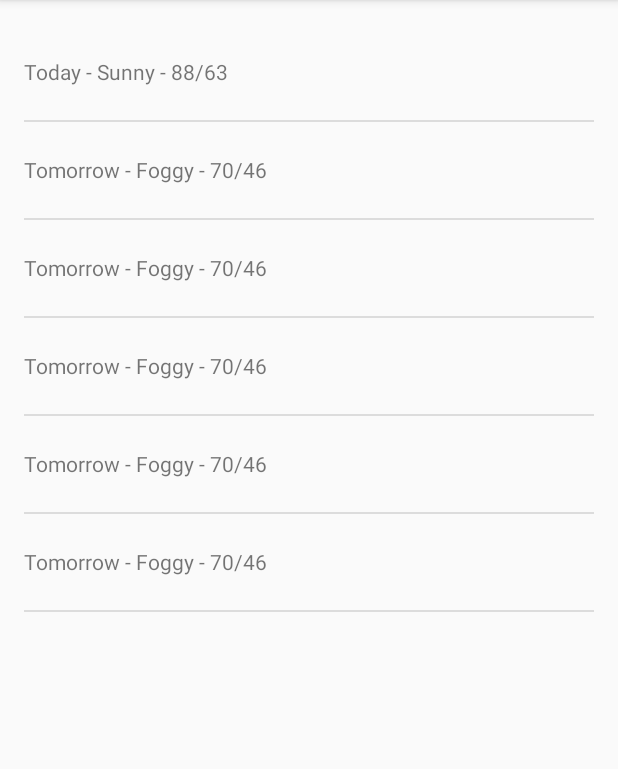
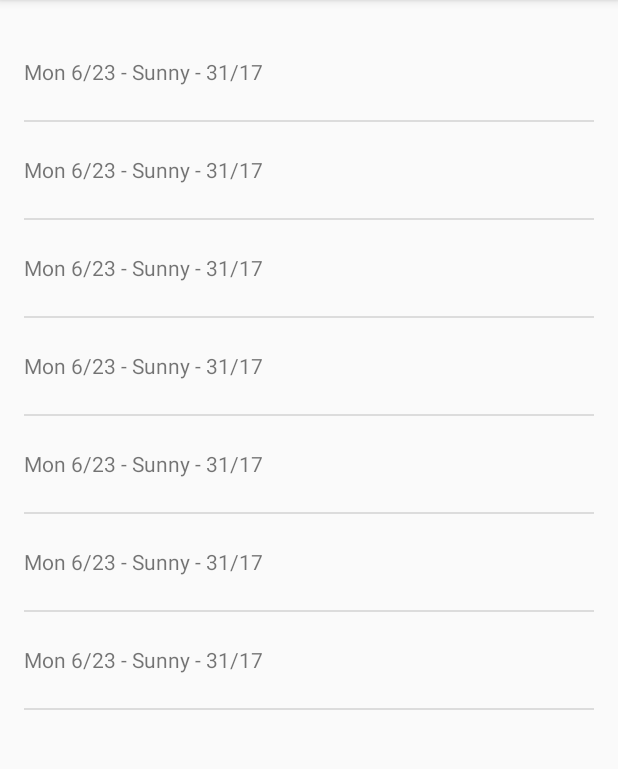
Before and after one commit to RiLaRos/Sunshine, an Android app: the screen it shows after launch (MainActivity), on a phone screen of 412 x 824 dp, the part 84-853 px from its top. Run offline under Robolectric (Android 15) with nearby library versions, the phone set to English and light mode, and no system bars.

```diff
--- a/app/src/main/AndroidManifest.xml
+++ b/app/src/main/AndroidManifest.xml
@@ -1,6 +1,8 @@
 <?xml version="1.0" encoding="utf-8"?>
 <manifest xmlns:android="http://schemas.android.com/apk/res/android"
     package="com.rilaros.courses.udacity.sunshine" >
+
+    <uses-permission android:name="android.permission.INTERNET" />
 
     <application
         android:allowBackup="true"
--- a/app/src/main/java/com/rilaros/courses/udacity/sunshine/MainActivity.java
+++ b/app/src/main/java/com/rilaros/courses/udacity/sunshine/MainActivity.java
@@ -1,22 +1,9 @@
 package com.rilaros.courses.udacity.sunshine;
 
+import android.os.Bundle;
 import android.support.v7.app.ActionBarActivity;
-import android.support.v7.app.ActionBar;
-import android.support.v4.app.Fragment;
-import android.os.Bundle;
-import android.view.LayoutInflater;
 import android.view.Menu;
 import android.view.MenuItem;
-import android.view.View;
-import android.view.ViewGroup;
-import android.os.Build;
-import android.widget.ArrayAdapter;
-import android.widget.ListView;
-
-import java.util.ArrayList;
-import java.util.Arrays;
-import java.util.List;
-
 
 public class MainActivity extends ActionBarActivity {
 
@@ -26,7 +13,7 @@ public class MainActivity extends ActionBarActivity {
         setContentView(R.layout.activity_main);
         if (savedInstanceState == null) {
             getSupportFragmentManager().beginTransaction()
-                    .add(R.id.container, new PlaceholderFragment())
+                    .add(R.id.container, new ForecastFragment())
                     .commit();
         }
     }
@@ -52,44 +39,4 @@ public class MainActivity extends ActionBarActivity {
 
         return super.onOptionsItemSelected(item);
     }
-
-    /**
-     * A placeholder fragment containing a simple view.
-     */
-    public static class PlaceholderFragment extends Fragment {
-
-        public PlaceholderFragment() {
-        }
-
-        @Override
-        public View onCreateView(LayoutInflater inflater, ViewGroup container,
-                                 Bundle savedInstanceState) {
-
-            View rootView = inflater.inflate(R.layout.fragment_main, container, false);
-
-            String[] forecastArray = {
-                    "Today - Sunny - 88/63",
-                    "Tomorrow - Foggy - 70/46",
-                    "Tomorrow - Foggy - 70/46",
-                    "Tomorrow - Foggy - 70/46",
-                    "Tomorrow - Foggy - 70/46",
-                    "Tomorrow - Foggy - 70/46"
-            };
-
-            List<String> weekForecast = new ArrayList<String>(
-                    Arrays.asList(forecastArray)
-            );
-
-            ArrayAdapter<String> adapter = new ArrayAdapter<String>(
-                    getActivity(),
-                    R.layout.list_item_forecast,
-                    R.id.list_item_forecast_textview,
-                    weekForecast);
-
-            ListView listView = (ListView) rootView.findViewById(R.id.listView_forecast);
-            listView.setAdapter(adapter);
-
-            return rootView;
-        }
-    }
 }
--- /dev/null
+++ b/app/src/main/res/menu/forecastfragment.xml
@@ -0,0 +1,6 @@
+<?xml version="1.0" encoding="utf-8"?>
+<menu xmlns:android="http://schemas.android.com/apk/res/android"
+    xmlns:app="http://schemas.android.com/apk/res-auto">
+    <item android:id="@+id/action_refresh" android:title="@string/action_refresh"
+        android:orderInCategory="50" app:showAsAction="never" />
+</menu>
--- a/app/src/main/res/values/strings.xml
+++ b/app/src/main/res/values/strings.xml
@@ -2,4 +2,5 @@
     <string name="app_name">Sunshine</string>
     <string name="hello_world">Hello world!</string>
     <string name="action_settings">Settings</string>
+    <string name="action_refresh" translatable="false">Refresh</string>
 </resources>
```
Also changed, not shown: app/src/main/java/com/rilaros/courses/udacity/sunshine/ForecastFragment.java (added, +314 -0 lines).
